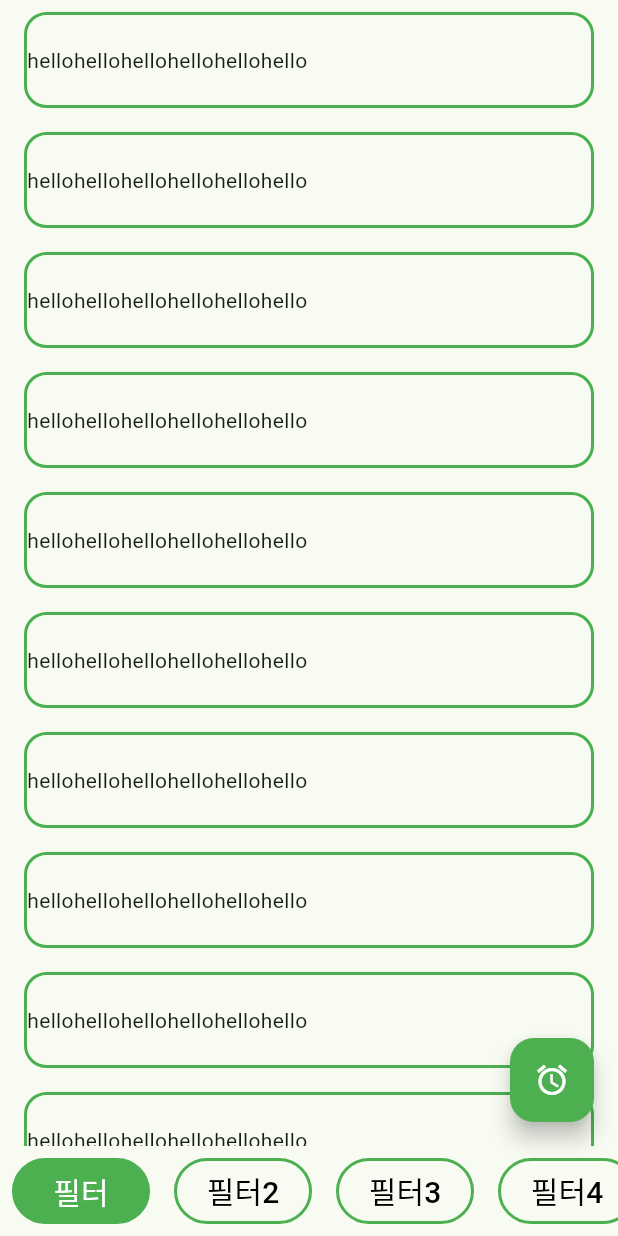
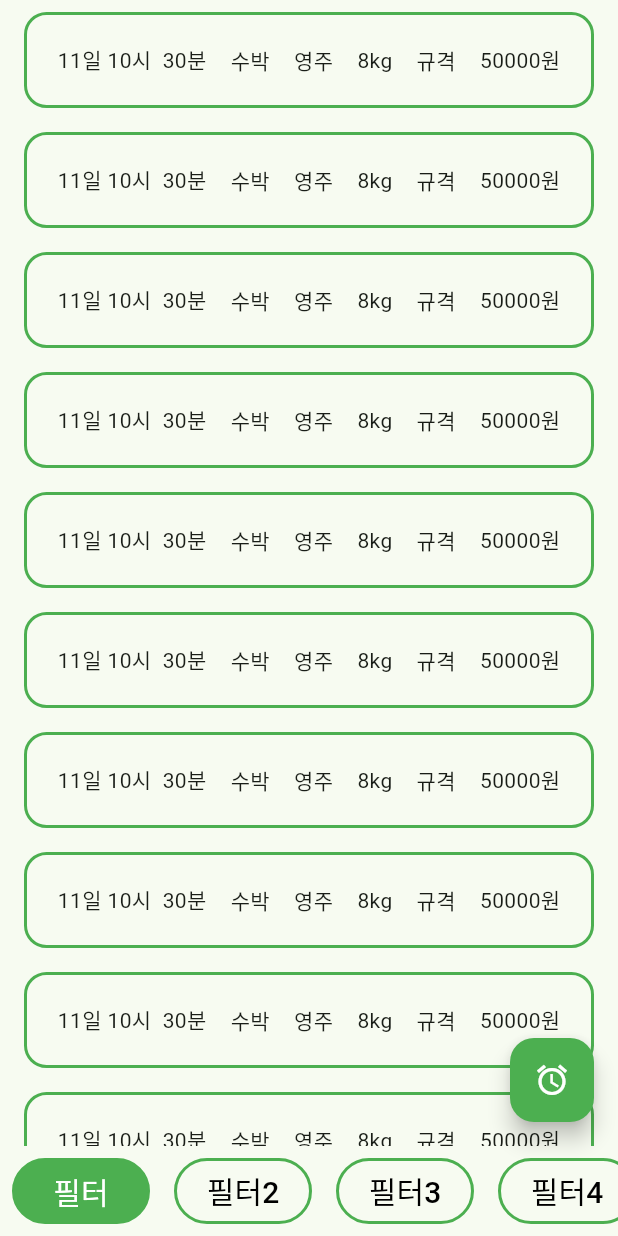
Before and after one commit to Gyeongrak-checker/Gyenongrak-app, a Flutter app: the screen it shows after launch, on a phone screen of 412 x 824 dp. Run offline on Flutter 3.47's test engine with Material 3 defaults, Android fonts, the phone set to English and light mode, and no system bars; our stand-ins replace flutter_riverpod.

Commit message:
fix: UI 수정

```diff
--- a/lib/widgets/gyuenongrak/gyuenongrak_list_view.dart
+++ b/lib/widgets/gyuenongrak/gyuenongrak_list_view.dart
@@ -11,46 +11,94 @@ class GyuenongrakListView extends StatelessWidget {
         padding: const EdgeInsets.only(left: 8.0, right: 8.0),
         child: ListView(
           children: [
-            FilterListItem(),
-            FilterListItem(),
-            FilterListItem(),
-            FilterListItem(),
-            FilterListItem(),
-            FilterListItem(),
-            FilterListItem(),
-            FilterListItem(),
-            FilterListItem(),
-            FilterListItem(),
-            FilterListItem(),
-            FilterListItem(),
-            FilterListItem(),
-            FilterListItem(),
-            FilterListItem(),
-            FilterListItem(),
-            FilterListItem(),
-            FilterListItem(),
-            FilterListItem(),
-            FilterListItem(),
-            FilterListItem(),
-            FilterListItem(),
-            FilterListItem(),
-            FilterListItem(),
-            FilterListItem(),
-            FilterListItem(),
-            FilterListItem(),
-            FilterListItem(),
-            FilterListItem(),
-            FilterListItem(),
-            FilterListItem(),
-            FilterListItem(),
-            FilterListItem(),
-            FilterListItem(),
-            FilterListItem(),
-            FilterListItem(),
-            FilterListItem(),
-            FilterListItem(),
-            FilterListItem(),
-            FilterListItem(),
+            FilterListItem(
+              dateTime: DateTime.now(),
+              productName: "수박",
+              region: "영주",
+              type: "규격",
+              tradingVolume: "8kg",
+              value: 50000.toString(),
+            ),
+            FilterListItem(
+              dateTime: DateTime.now(),
+              productName: "수박",
+              region: "영주",
+              type: "규격",
+              tradingVolume: "8kg",
+              value: 50000.toString(),
+            ),
+            FilterListItem(
+              dateTime: DateTime.now(),
+              productName: "수박",
+              region: "영주",
+              type: "규격",
+              tradingVolume: "8kg",
+              value: 50000.toString(),
+            ),
+            FilterListItem(
+              dateTime: DateTime.now(),
+              productName: "수박",
+              region: "영주",
+              type: "규격",
+              tradingVolume: "8kg",
+              value: 50000.toString(),
+            ),
+            FilterListItem(
+              dateTime: DateTime.now(),
+              productName: "수박",
+              region: "영주",
+              type: "규격",
+              tradingVolume: "8kg",
+              value: 50000.toString(),
+            ),
+            FilterListItem(
+              dateTime: DateTime.now(),
+              productName: "수박",
+              region: "영주",
+              type: "규격",
+              tradingVolume: "8kg",
+              value: 50000.toString(),
+            ),
+            FilterListItem(
+              dateTime: DateTime.now(),
+              productName: "수박",
+              region: "영주",
+              type: "규격",
+              tradingVolume: "8kg",
+              value: 50000.toString(),
+            ),
+            FilterListItem(
+              dateTime: DateTime.now(),
+              productName: "수박",
+              region: "영주",
+              type: "규격",
+              tradingVolume: "8kg",
+              value: 50000.toString(),
+            ),
+            FilterListItem(
+              dateTime: DateTime.now(),
+              productName: "수박",
+              region: "영주",
+              type: "규격",
+              tradingVolume: "8kg",
+              value: 50000.toString(),
+            ),
+            FilterListItem(
+              dateTime: DateTime.now(),
+              productName: "수박",
+              region: "영주",
+              type: "규격",
+              tradingVolume: "8kg",
+              value: 50000.toString(),
+            ),
+            FilterListItem(
+              dateTime: DateTime.now(),
+              productName: "수박",
+              region: "영주",
+              type: "규격",
+              tradingVolume: "8kg",
+              value: 50000.toString(),
+            ),
           ],
         ),
       ),
--- a/lib/widgets/gyuenongrak/list_item.dart
+++ b/lib/widgets/gyuenongrak/list_item.dart
@@ -1,13 +1,21 @@
 import 'package:flutter/material.dart';
 
 class FilterListItem extends StatelessWidget {
-  // final DateTime dateTime;
-  // final String productName;
-  // final String region;
+  final DateTime dateTime;
+  final String productName;
+  final String region;
+  final String tradingVolume;
+  final String type;
+  final String value;
 
   const FilterListItem({
     super.key,
-    // required this.dateTime-
+    required this.dateTime,
+    required this.productName,
+    required this.region,
+    required this.tradingVolume,
+    required this.type,
+    required this.value,
   });
 
   // 경매시간, 품목, 산지, 거래량, 규격, 경락가
@@ -15,6 +23,8 @@ class FilterListItem extends StatelessWidget {
 
   @override
   Widget build(BuildContext context) {
+    String date = '${dateTime.day}일 ${dateTime.hour}시  ${dateTime.minute}분';
+
     return Container(
       height: 64,
       margin: EdgeInsets.all(8.0),
@@ -23,15 +33,30 @@ class FilterListItem extends StatelessWidget {
         borderRadius: BorderRadius.all(Radius.circular(15)),
       ),
       child: Row(
+        mainAxisAlignment: MainAxisAlignment.center,
         children: [
-          Text('hello'),
-          Text('hello'),
-          Text('hello'),
-          Text('hello'),
-          Text('hello'),
-          Text('hello'),
+          _Item(child: date),
+          _Item(child: productName),
+          _Item(child: region),
+          _Item(child: tradingVolume),
+          _Item(child: type),
+          _Item(child: "$value원"),
         ],
       ),
     );
   }
 }
+
+class _Item extends StatelessWidget {
+  final String child;
+
+  const _Item({super.key, required this.child});
+
+  @override
+  Widget build(BuildContext context) {
+    return Padding(
+      padding: EdgeInsets.only(left: 8.0, right: 8.0),
+      child: Text(child),
+    );
+  }
+}
```
